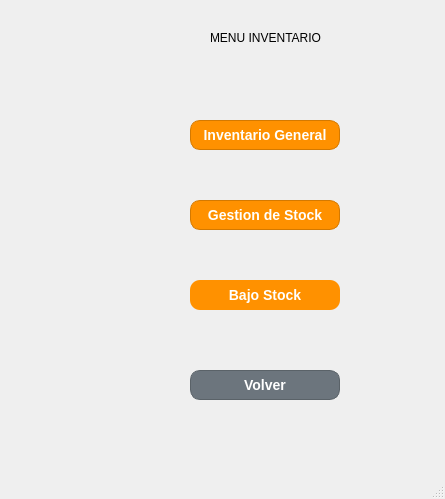
Qt form gui/menu_inventario.ui (UTN-BDA-2026/repositorio-grupo-BCCG) before a commit.
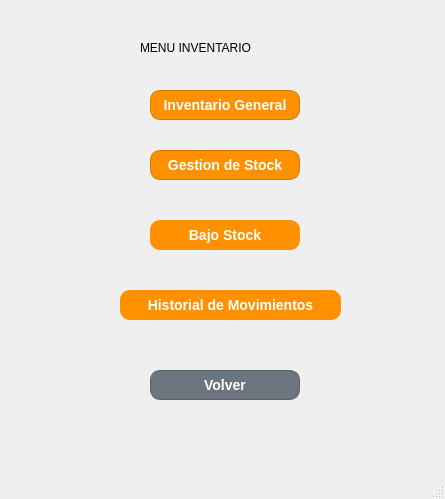
The same form after that commit.

Commit message: actualice menu de inventario para vincular el acceso al historial y pantallas de stock

What changed in the file:
```diff
--- a/gui/menu_inventario.ui
+++ b/gui/menu_inventario.ui
@@ -23,8 +23,8 @@
    <widget class="QLabel" name="label">
     <property name="geometry">
      <rect>
-      <x>210</x>
-      <y>30</y>
+      <x>140</x>
+      <y>40</y>
       <width>241</width>
       <height>16</height>
      </rect>
@@ -36,8 +36,8 @@
    <widget class="QPushButton" name="btnStock">
     <property name="geometry">
      <rect>
-      <x>190</x>
-      <y>200</y>
+      <x>150</x>
+      <y>150</y>
       <width>150</width>
       <height>30</height>
      </rect>
@@ -67,8 +67,8 @@
    <widget class="QPushButton" name="btnProductos">
     <property name="geometry">
      <rect>
-      <x>190</x>
-      <y>120</y>
+      <x>150</x>
+      <y>90</y>
       <width>150</width>
       <height>30</height>
      </rect>
@@ -98,8 +98,8 @@
    <widget class="QPushButton" name="btnStockBajo">
     <property name="geometry">
      <rect>
-      <x>190</x>
-      <y>280</y>
+      <x>150</x>
+      <y>220</y>
       <width>150</width>
       <height>30</height>
      </rect>
@@ -124,7 +124,7 @@
    <widget class="QPushButton" name="btnVolver">
     <property name="geometry">
      <rect>
-      <x>190</x>
+      <x>150</x>
       <y>370</y>
       <width>150</width>
       <height>30</height>
@@ -152,6 +152,32 @@
      <string>Volver</string>
     </property>
    </widget>
+   <widget class="QPushButton" name="btnHistorial">
+    <property name="geometry">
+     <rect>
+      <x>120</x>
+      <y>290</y>
+      <width>221</width>
+      <height>30</height>
+     </rect>
+    </property>
+    <property name="styleSheet">
+     <string notr="true">QPushButton {
+    background-color: #FF9100;
+    color: white;
+    border-radius: 10px;
+    font-weight: bold;
+    font-size: 14px;
+}
+
+QPushButton:hover {
+    background-color: #E68200;
+}</string>
+    </property>
+    <property name="text">
+     <string>Historial de Movimientos</string>
+    </property>
+   </widget>
   </widget>
   <widget class="QMenuBar" name="menubar">
    <property name="geometry">
```
The commit also changes 1 other file.
